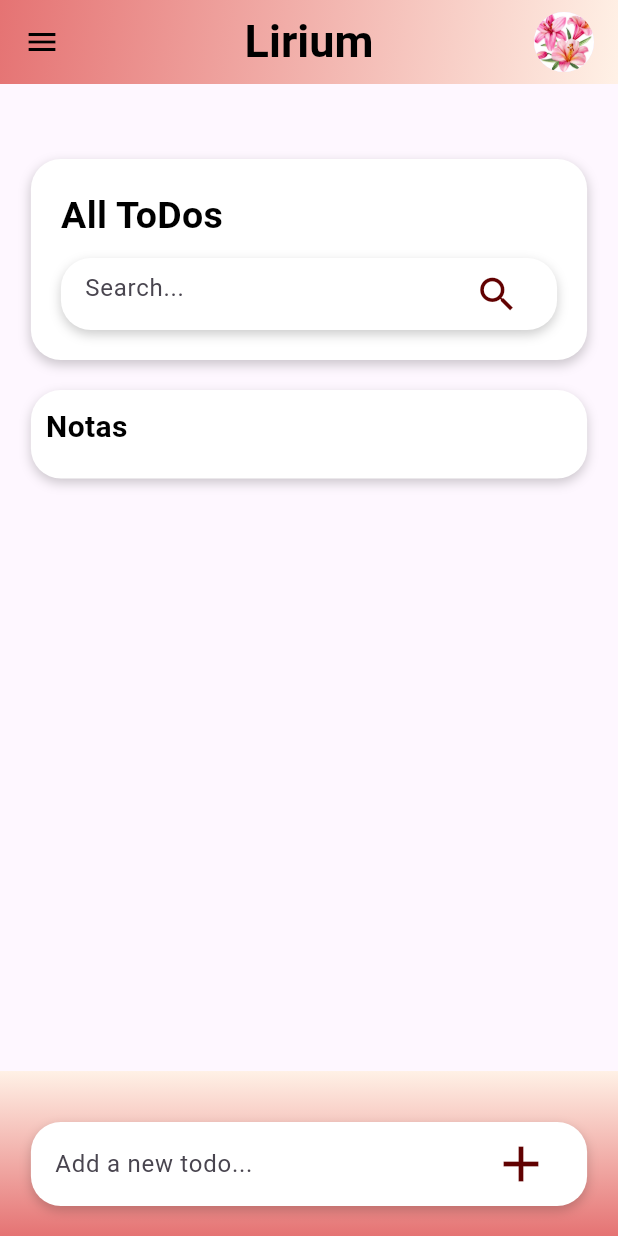
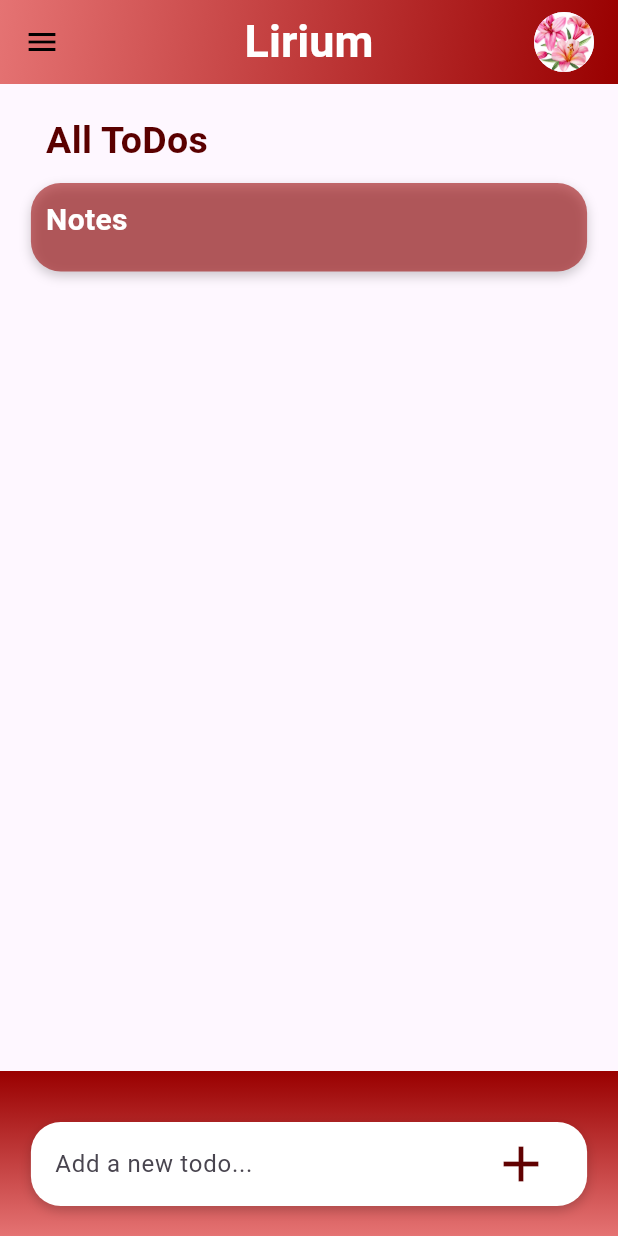
Before and after one commit to Natashalopez05/Lirium_app, a Flutter app: the screen it shows after launch, on a phone screen of 412 x 824 dp. Run offline on Flutter 3.47's test engine with Material 3 defaults, Android fonts, the phone set to English and light mode, and no system bars.

Commit message:
feat(home): change colors and a little bit of design

```diff
--- a/lirium_app_todo/lib/screens/home.dart
+++ b/lirium_app_todo/lib/screens/home.dart
@@ -6,7 +6,6 @@ class Home extends StatefulWidget {
   @override
   State<Home> createState() => _HomeState();
 }
-
 
 class _HomeState extends State<Home> {
   final List<String> _notes = []; // Lista de notas
@@ -57,7 +56,6 @@ class _HomeState extends State<Home> {
                   Navigator.pop(context);
                 },
               ),
-
             ],
           ),
         );
@@ -79,7 +77,7 @@ class _HomeState extends State<Home> {
             Text(
               'Lirium',
               style: TextStyle(
-                color: Colors.black,
+                color: Color.fromARGB(255, 255, 255, 255),
                 fontSize: 30,
                 fontWeight: FontWeight.bold,
               ),
@@ -100,7 +98,7 @@ class _HomeState extends State<Home> {
             gradient: LinearGradient(
               colors: [
                 Color(0xFFE57373), // Rojo Rubor
-                Color(0xFFFFF1E6), // Beige Claro
+                Color.fromARGB(255, 153, 0, 0), // Beige Claro
               ],
               begin: Alignment.topLeft,
               end: Alignment.bottomRight,
@@ -122,50 +120,18 @@ class _HomeState extends State<Home> {
                     children: [
                       Container(
                         width: MediaQuery.of(context).size.width * 0.90, // Ancho del cuadro de título
-                        decoration: BoxDecoration(
-                          color: const Color.fromARGB(255, 255, 255, 255), // Beige Claro
-                          borderRadius: BorderRadius.circular(20.0),
-                          boxShadow: [
-                            BoxShadow(
-                              color: Colors.black.withOpacity(0.2),
-                              blurRadius: 6,
-                              offset: const Offset(0, 3),
-                            ),
-                          ],
-                        ),
-                        margin: const EdgeInsets.only(top: 50, bottom: 20),
-                        padding: const EdgeInsets.all(20.0), // Espaciado interno
-                        child: Column(
+
+                        margin: const EdgeInsets.only(top: 10, bottom: 0),
+                        padding: const EdgeInsets.all(10.0), // Espaciado interno
+                        child: const Column(
                           crossAxisAlignment: CrossAxisAlignment.start,
                           children: [
-                            const Text(
+                            Text(
                               'All ToDos',
                               style: TextStyle(
-                                color: Color.fromRGBO(0, 0, 0, 1), // Color del texto
+                                color: Color.fromRGBO(90, 0, 0, 1), // Color del texto
                                 fontSize: 25, // Tamaño de la fuente
                                 fontWeight: FontWeight.bold, // Peso de la fuente
-                              ),
-                            ),
-                            const SizedBox(height: 10), // Espaciado entre el texto y el campo de búsqueda
-                            Container(
-                              padding: const EdgeInsets.symmetric(horizontal: 16.0),
-                              decoration: BoxDecoration(
-                                color: Colors.white,
-                                borderRadius: BorderRadius.circular(20.0),
-                                boxShadow: [
-                                  BoxShadow(
-                                    color: Colors.black.withOpacity(0.2),
-                                    blurRadius: 6,
-                                    offset: const Offset(0, 3),
-                                  ),
-                                ],
-                              ),
-                              child: const TextField(
-                                decoration: InputDecoration(
-                                  hintText: 'Search...',
-                                  border: InputBorder.none,
-                                  suffixIcon: Icon(Icons.search, color: Color.fromARGB(255, 97, 1, 1), size: 30),
-                                ),
                               ),
                             ),
                           ],
@@ -174,7 +140,7 @@ class _HomeState extends State<Home> {
                       Container(
                         width: MediaQuery.of(context).size.width * 0.90, // Ancho del cuadro de notas
                         decoration: BoxDecoration(
-                          color: Colors.white,
+                          color: const Color.fromARGB(144, 153, 0, 0),
                           borderRadius: BorderRadius.circular(20.0),
                           boxShadow: [
                             BoxShadow(
@@ -189,9 +155,9 @@ class _HomeState extends State<Home> {
                           crossAxisAlignment: CrossAxisAlignment.start,
                           children: [
                             const Text(
-                              'Notas',
+                              'Notes',
                               style: TextStyle(
-                                color: Color.fromRGBO(0, 0, 0, 1), // Color del texto
+                                color: Color.fromRGBO(255, 255, 255, 1), // Color del texto
                                 fontSize: 20, // Tamaño de la fuente
                                 fontWeight: FontWeight.bold, // Peso de la fuente
                               ),
@@ -208,19 +174,22 @@ class _HomeState extends State<Home> {
                                         _checked[i] = value!;
                                       });
                                     },
+                                    activeColor: const Color.fromARGB(255, 255, 255, 255),
+                                    checkColor: const Color.fromARGB(255, 153, 0, 0),
+                                    side: const BorderSide(color: Color.fromARGB(255, 255, 255, 255), width: 2),
                                   ),
                                   Expanded(
                                     child: Text(
                                       _notes[i],
                                       style: TextStyle(
-                                        color: _checked[i] ? Colors.grey : Colors.black,
+                                        color: _checked[i] ? Colors.grey : const Color.fromARGB(255, 255, 255, 255),
                                         fontSize: 16,
                                         decoration: _checked[i] ? TextDecoration.lineThrough : null,
                                       ),
                                     ),
                                   ),
                                   IconButton(
-                                    icon: const Icon(Icons.delete, color: Color.fromARGB(255, 97, 1, 1), size: 30),
+                                    icon: const Icon(Icons.delete, color: Color.fromARGB(255, 255, 255, 255), size: 30),
                                     onPressed: () => _deleteNote(i),
                                   ),
                                 ],
@@ -241,7 +210,7 @@ class _HomeState extends State<Home> {
               decoration: const BoxDecoration(
                 gradient: LinearGradient(
                   colors: [
-                    Color(0xFFFFF1E6), // Beige Claro
+                    Color.fromARGB(255, 153, 0, 0), // Beige Claro
                     Color(0xFFE57373), // Rojo Rubor
                   ],
                   begin: Alignment.topCenter,
```
